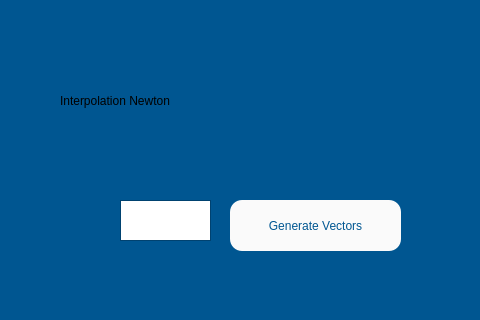
This is Designer/internewton_window.ui in ManuelG28/Numerikiando as Qt 5 draws it before an edit; both pictures show x 0 to 480 and y 0 to 320 of the 900 by 700 pixel window. The edited form follows.
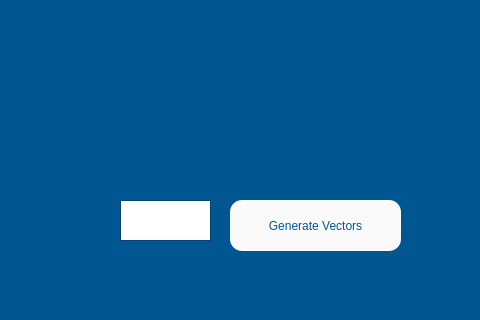
This is the edited form. Icons and pictures are not drawn.

What changed in the file:
```diff
--- a/Designer/internewton_window.ui
+++ b/Designer/internewton_window.ui
@@ -102,7 +102,7 @@
     <string notr="true"/>
    </property>
    <property name="text">
-    <string>Interpolation Newton</string>
+    <string/>
    </property>
   </widget>
   <widget class="QLabel" name="label_5">
```
Left out of the diff: 2 changed lines with no effect on the pictures.
